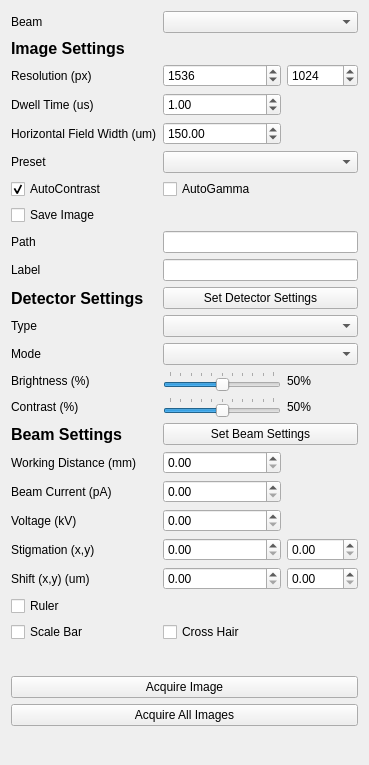
DeMarcoLab/fibsem, file fibsem/ui/qtdesigner_files/ImageSettingsWidget.ui: the form before one commit.
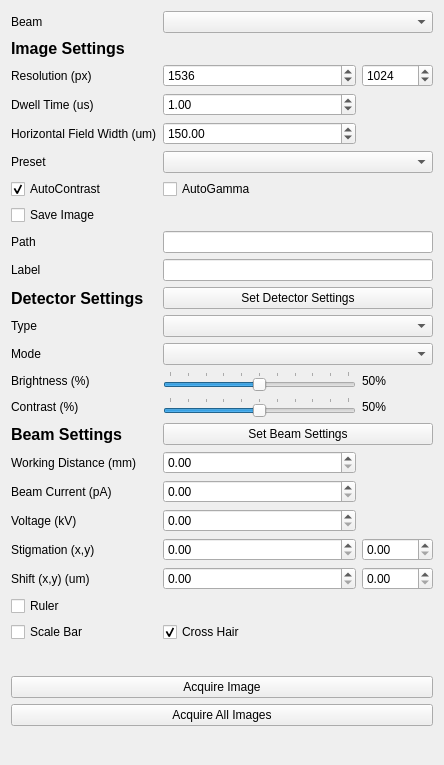
The form after the commit.

Commit message: fix: save settings, default crosshair, crosshair error

```diff
--- a/fibsem/ui/qtdesigner_files/ImageSettingsWidget.ui
+++ b/fibsem/ui/qtdesigner_files/ImageSettingsWidget.ui
@@ -6,7 +6,7 @@
    <rect>
     <x>0</x>
     <y>0</y>
-    <width>369</width>
+    <width>444</width>
     <height>765</height>
    </rect>
   </property>
@@ -331,6 +331,9 @@
      <property name="text">
       <string>Cross Hair</string>
      </property>
+     <property name="checked">
+      <bool>true</bool>
+     </property>
     </widget>
    </item>
    <item row="4" column="2">
```
Left out of the diff: 528 changed lines with no effect on the pictures. The commit also changes 2 other files.
